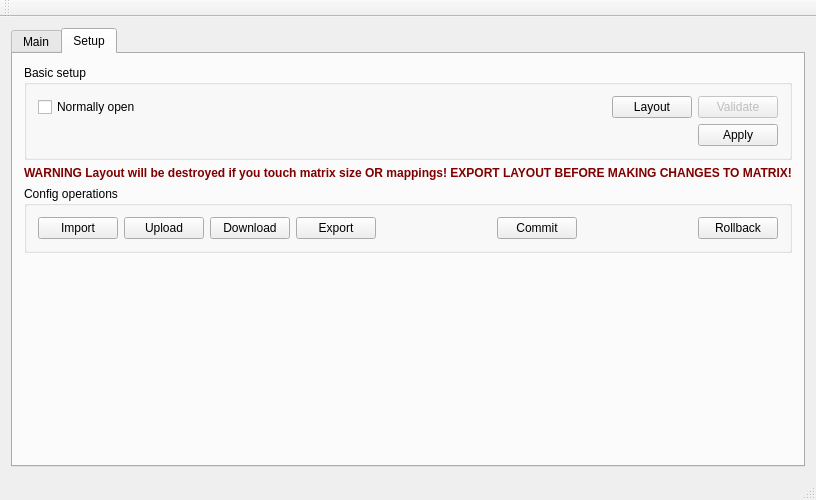
This is FlightController/FlightController.ui in dmaone/CommonSense as Qt 5 draws it before an edit. The edited form follows.
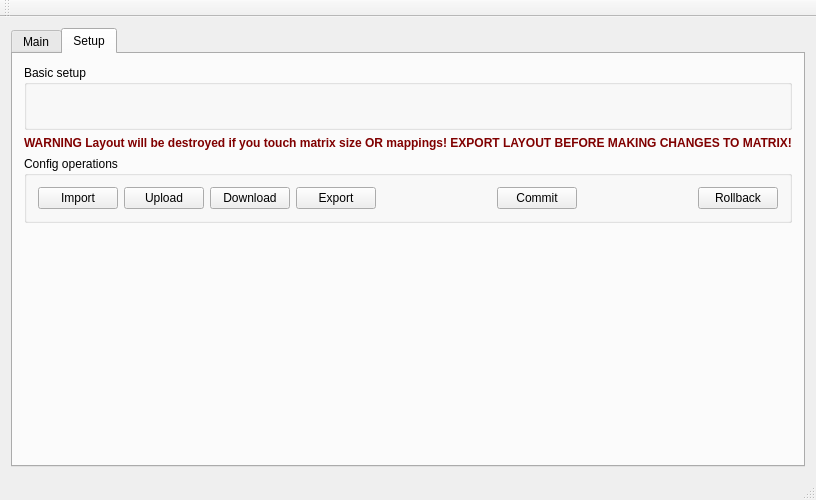
This is the edited form. The open tabs and pages were chosen to show the change. Custom widgets are drawn as their Qt base class.

Commit message: Layered layout editor

```diff
--- a/FlightController/FlightController.ui
+++ b/FlightController/FlightController.ui
@@ -143,6 +143,13 @@
             </property>
            </widget>
           </item>
+          <item row="9" column="0">
+           <widget class="QPushButton" name="layoutButton">
+            <property name="text">
+             <string>Layout</string>
+            </property>
+           </widget>
+          </item>
          </layout>
         </item>
         <item>
@@ -168,31 +175,7 @@
            <string>Basic setup</string>
           </property>
           <layout class="QGridLayout" name="gridLayout_2">
-           <item row="0" column="2">
-            <widget class="QPushButton" name="layoutButton">
-             <property name="text">
-              <string>Layout</string>
-             </property>
-            </widget>
-           </item>
-           <item row="0" column="3">
-            <widget class="QPushButton" name="validateButton">
-             <property name="enabled">
-              <bool>false</bool>
-             </property>
-             <property name="text">
-              <string>Validate</string>
-             </property>
-            </widget>
-           </item>
            <item row="0" column="0">
-            <widget class="QCheckBox" name="normallyOpen">
-             <property name="text">
-              <string>Normally open</string>
-             </property>
-            </widget>
-           </item>
-           <item row="0" column="1">
             <spacer name="horizontalSpacer">
              <property name="orientation">
               <enum>Qt::Horizontal</enum>
@@ -205,13 +188,6 @@
              </property>
             </spacer>
            </item>
-           <item row="1" column="3">
-            <widget class="QPushButton" name="applyButton">
-             <property name="text">
-              <string>Apply</string>
-             </property>
-            </widget>
-           </item>
           </layout>
          </widget>
         </item>
```
Left out of the diff: 10 changed lines with no effect on the pictures. The commit also changes 5 other files.
